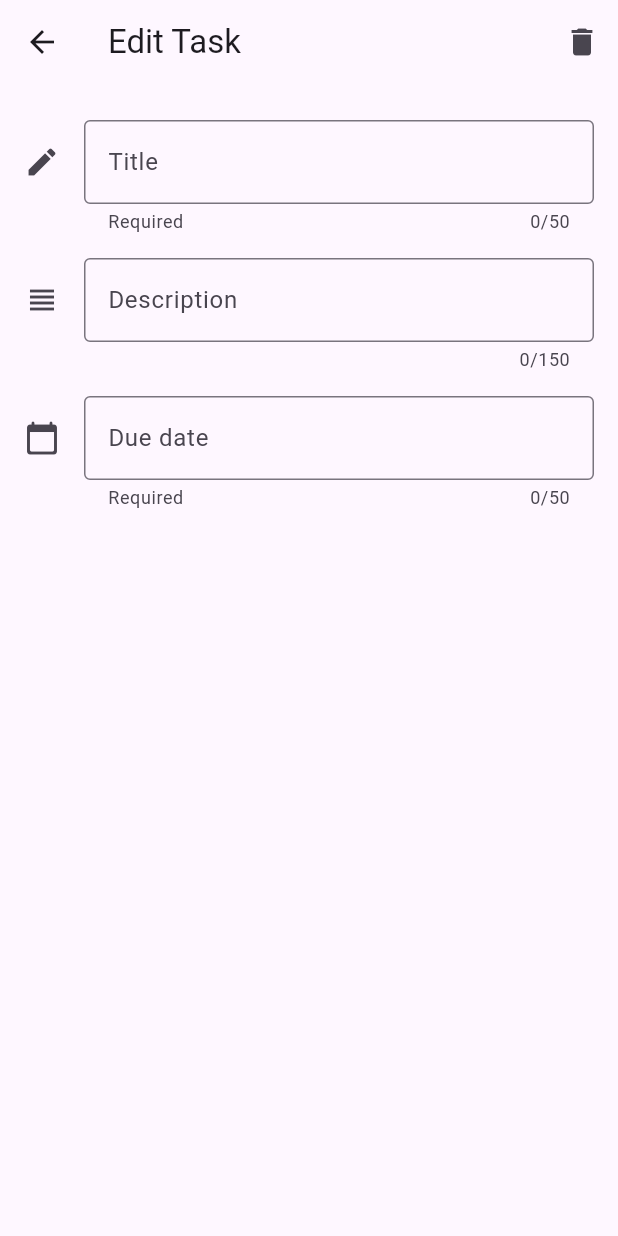
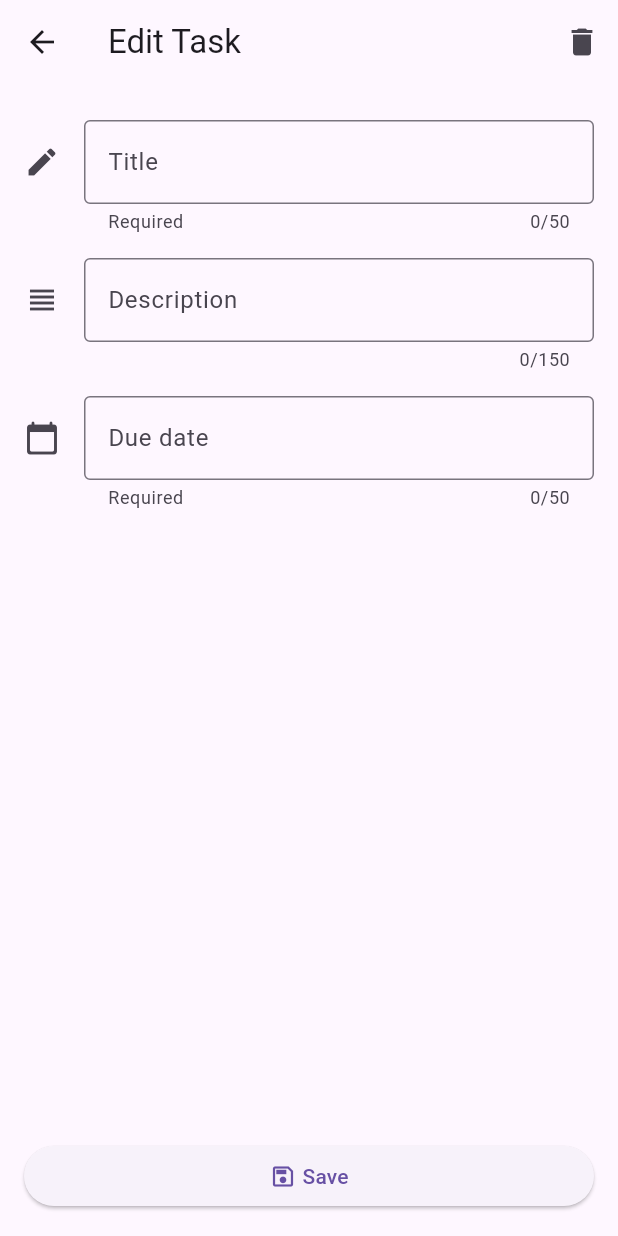
Before and after one commit to talhagozutok/flutter_todo, a Flutter app: the EditTaskPage screen opened directly, on a phone screen of 412 x 824 dp. Run offline on Flutter 3.47's test engine with Material 3 defaults, Android fonts, the phone set to English and light mode, and no system bars.

Commit message:
Add save button in EditTaskPage

```diff
--- a/lib/edit_task/view/edit_task_page.dart
+++ b/lib/edit_task/view/edit_task_page.dart
@@ -30,6 +30,20 @@ class EditTaskPage extends StatelessWidget {
                   const SizedBox(height: 16),
                   _buildDueDateFormWidget()
                 ],
+              ),
+            ),
+            SizedBox(
+              width: double.infinity,
+              child: ElevatedButton(
+                onPressed: () {},
+                child: const Row(
+                  mainAxisAlignment: MainAxisAlignment.center,
+                  children: [
+                    Icon(Icons.save_outlined),
+                    SizedBox(width: 4),
+                    Text('Save'),
+                  ],
+                ),
               ),
             ),
           ],
```
